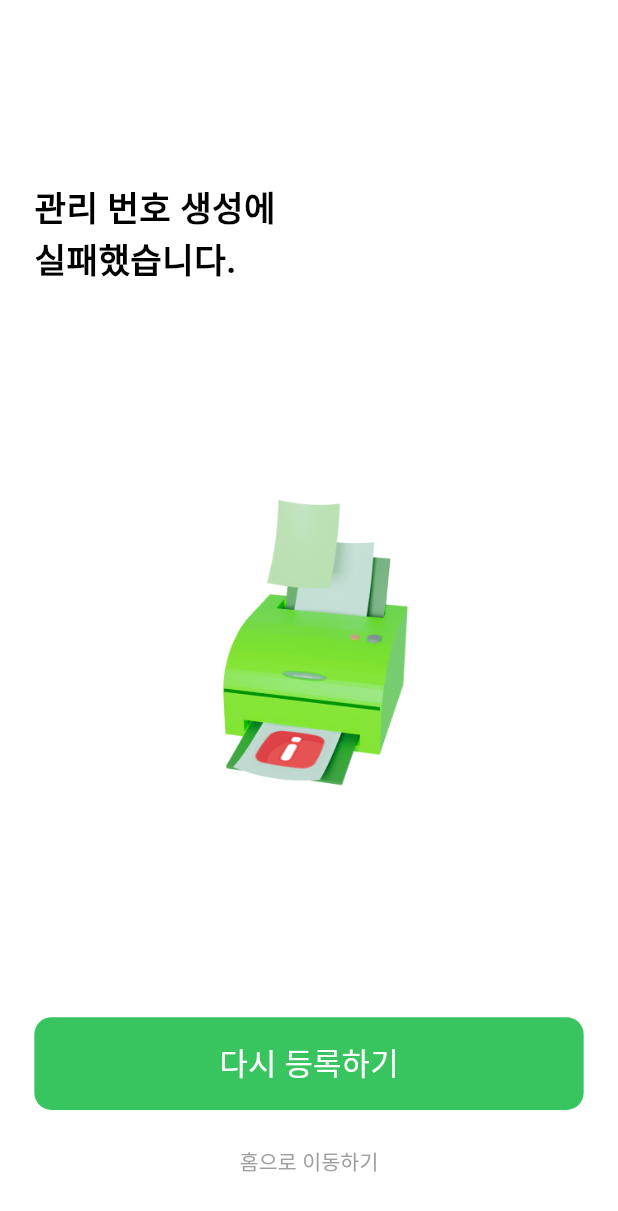
After one commit to wonjuneee/20242R0136COSE48002, a Flutter app: the CreationManagementNumFailScreen screen opened by its route, on a phone screen of 412 x 824 dp. The commit adds this screen. Shown: the top 1211 px of the screen. Run offline on Flutter 3.47's test engine with Material 3 defaults, Android fonts, the phone set to English and light mode, and no system bars; our stand-ins replace camera, cloud_firestore, dotted_border, email_validator, firebase_auth, firebase_core and 9 more; missing offline and left inert: kpostal, qr_code_scanner, syncfusion_flutter_core, xml2json; accounts and stored records are empty; Roboto replaces fonts that are missing (Pretendard).

Commit message:
feat: 육류 등록 실패 페이지

```diff
--- /dev/null
+++ b/app/structure/lib/screen/meat_registration/creation_management_num_fail_screen.dart
@@ -0,0 +1,58 @@
+import 'package:flutter/material.dart';
+import 'package:flutter_screenutil/flutter_screenutil.dart';
+import 'package:go_router/go_router.dart';
+import 'package:structure/components/custom_text_button.dart';
+import 'package:structure/components/main_button.dart';
+import 'package:structure/config/palette.dart';
+
+class CreationManagementNumFailScreen extends StatefulWidget {
+  const CreationManagementNumFailScreen({super.key});
+
+  @override
+  State<CreationManagementNumFailScreen> createState() =>
+      _CreationManagementNumFailScreenState();
+}
+
+class _CreationManagementNumFailScreenState
+    extends State<CreationManagementNumFailScreen> {
+  @override
+  Widget build(BuildContext context) {
+    return Scaffold(
+      body: Container(
+        margin: EdgeInsets.symmetric(horizontal: 40.w),
+        child: Column(
+          crossAxisAlignment: CrossAxisAlignment.start,
+          children: [
+            Container(
+              margin: EdgeInsets.only(top: 188.h),
+              child: Text('관리 번호 생성에\n실패했습니다.', style: Palette.h2),
+            ),
+
+            Expanded(
+              child: Center(child: Image.asset('assets/images/print_fail.png')),
+            ),
+
+            // QR 버튼
+            MainButton(
+              width: double.infinity,
+              height: 96.h,
+              text: '다시 등록하기',
+              onPressed: () => context.go('/home/registration'),
+            ),
+            SizedBox(height: 16.h),
+
+            // 홈 이동 버튼
+            Container(
+              margin: EdgeInsets.only(bottom: 40.h),
+              alignment: Alignment.center,
+              child: CustomTextButton(
+                title: '홈으로 이동하기',
+                onPressed: () => context.go('/home'),
+              ),
+            ),
+          ],
+        ),
+      ),
+    );
+  }
+}
--- a/app/structure/lib/screen/meat_registration/creation_management_num_screen.dart
+++ b/app/structure/lib/screen/meat_registration/creation_management_num_screen.dart
@@ -26,7 +26,6 @@ class CreationManagementNumScreen extends StatelessWidget {
         context.watch<CreationManagementNumViewModel>();
 
     return Scaffold(
-      backgroundColor: Colors.white,
       body: Container(
         child: creationManagementNumViewModel.isLoading
             ? const CreationManagementNumLoadingScreen()
@@ -153,8 +152,8 @@ class CreationManagementNumScreen extends StatelessWidget {
                       margin: EdgeInsets.only(bottom: 40.h),
                       child: CustomTextButton(
                         title: '홈으로 이동하기',
-                        onPressed: () => creationManagementNumViewModel
-                            .clickedHomeButton(context),
+                        onPressed: () =>
+                            creationManagementNumViewModel.clickedHomeButton(),
                       ),
                     ),
                   ],
--- a/app/structure/lib/screen/meat_registration/insertion_trace_num_screen.dart
+++ b/app/structure/lib/screen/meat_registration/insertion_trace_num_screen.dart
@@ -83,6 +83,7 @@ class _InsertionTraceNumScreenState extends State<InsertionTraceNumScreen> {
                         maxLength: 15,
                         controller:
                             insertionTraceNumViewModel.textEditingController,
+                        isNum: 1,
                         action: TextInputAction.search,
                         formatter: [
                           FilteringTextInputFormatter.allow(RegExp(r'[0-9L]'))
--- a/app/structure/lib/viewModel/meat_registration/meat_registration_view_model.dart
+++ b/app/structure/lib/viewModel/meat_registration/meat_registration_view_model.dart
@@ -96,8 +96,6 @@ class MeatRegistrationViewModel with ChangeNotifier {
 
   /// 관리번호 생성 버튼
   void clickCreateBtn(BuildContext context) async {
-    // 임시저장된 데이터 삭제
-    await LocalDataSource.deleteLocalData(meatModel.userId!);
     // 페이지 이동
     if (context.mounted) context.go('/home/success-registration');
   }
```
Also changed, not shown: app/structure/lib/config/user_router.dart (+8 -2 lines), app/structure/lib/viewModel/meat_registration/creation_management_num_view_model.dart.dart (+9 -7 lines), app/structure/assets/images/arrow-r.png (deleted), app/structure/assets/images/print_fail.png (added).
